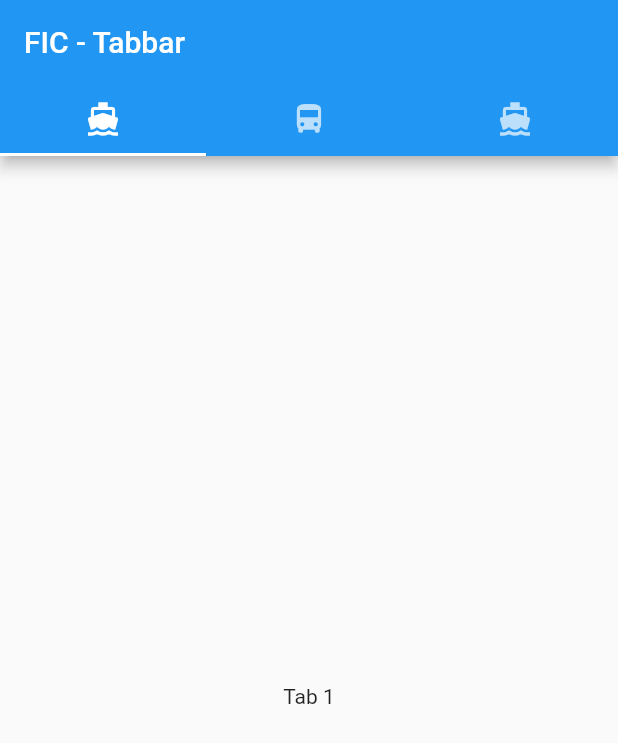
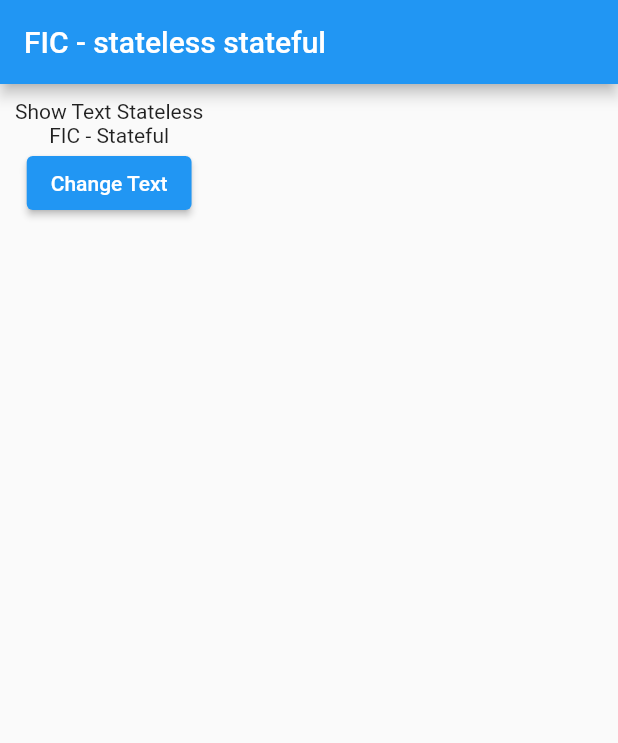
Before and after one commit to fesaworld/fic4_flutter_widgets_challenges, a Flutter app: the screen it shows after launch, on a phone screen of 412 x 824 dp. Shown: the top 743 px of the screen. Run offline on Flutter 3.47's test engine with Material 2 defaults, Android fonts, the light colour scheme and no system bars; our stand-ins replace flutter_svg.

Commit message:
basic widget - statefull_sample - ststeless_statefull_widget

```diff
--- a/lib/main.dart
+++ b/lib/main.dart
@@ -24,6 +24,7 @@ import 'package:fic4_flutter_widgets_challenges/tugas/navigation/navigation_pop.
 import 'package:fic4_flutter_widgets_challenges/tugas/navigation/navigation_push.dart';
 import 'package:fic4_flutter_widgets_challenges/tugas/navigation/sliver_widget.dart';
 import 'package:fic4_flutter_widgets_challenges/tugas/navigation/tabbar_widget.dart';
+import 'package:fic4_flutter_widgets_challenges/tugas/statefull_sample/stateless_statefull_widget.dart';
 import 'package:flutter/material.dart';
 
 void main() {
@@ -66,7 +67,8 @@ class MyApp extends StatelessWidget {
       // home: const NavigationPop(),
       // home: const NavigationPush(),
       // home: const SliverWidget(),
-      home: const TabbarWidget(),
+      // home: const TabbarWidget(),
+      home: const StatelessStatefulWidget(),
     );
   }
 }
--- /dev/null
+++ b/lib/tugas/statefull_sample/stateless_statefull_widget.dart
@@ -0,0 +1,73 @@
+import 'package:flutter/material.dart';
+
+class StatelessStatefulWidget extends StatefulWidget {
+  const StatelessStatefulWidget({Key? key}) : super(key: key);
+
+  @override
+  State<StatelessStatefulWidget> createState() =>
+      _StatelessStatefulWidgetState();
+}
+
+class _StatelessStatefulWidgetState extends State<StatelessStatefulWidget> {
+  @override
+  Widget build(BuildContext context) {
+    return Scaffold(
+      appBar: AppBar(
+        title: const Text("FIC - stateless stateful"),
+        actions: const [],
+      ),
+      body: SingleChildScrollView(
+        child: Container(
+          padding: const EdgeInsets.all(10.0),
+          child: Column(
+            children: const [
+              ShowText(text: 'Show Text Stateless'),
+              ChangeTextWidget(),
+            ],
+          ),
+        ),
+      ),
+    );
+  }
+}
+
+class ChangeTextWidget extends StatefulWidget {
+  const ChangeTextWidget({super.key});
+
+  @override
+  State<ChangeTextWidget> createState() => _ChangeTextWidgetState();
+}
+
+class _ChangeTextWidgetState extends State<ChangeTextWidget> {
+  String text = 'FIC';
+  @override
+  Widget build(BuildContext context) {
+    return Column(
+      children: [
+        Text('$text - Stateful'),
+        ElevatedButton(
+          onPressed: () {
+            String newText = DateTime.now().toIso8601String();
+            setState(() {
+              text = newText;
+            });
+          },
+          child: const Text('Change Text'),
+        )
+      ],
+    );
+  }
+}
+
+class ShowText extends StatelessWidget {
+  final String text;
+  const ShowText({
+    Key? key,
+    required this.text,
+  }) : super(key: key);
+
+  @override
+  Widget build(BuildContext context) {
+    return Text(text);
+  }
+}
```
